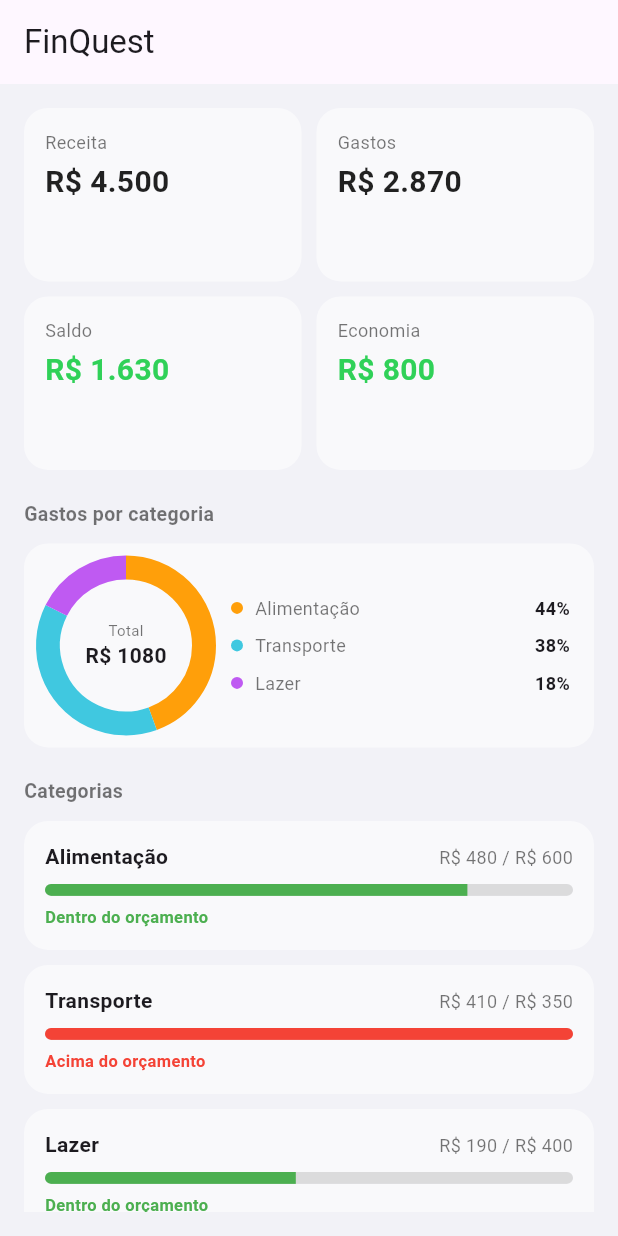
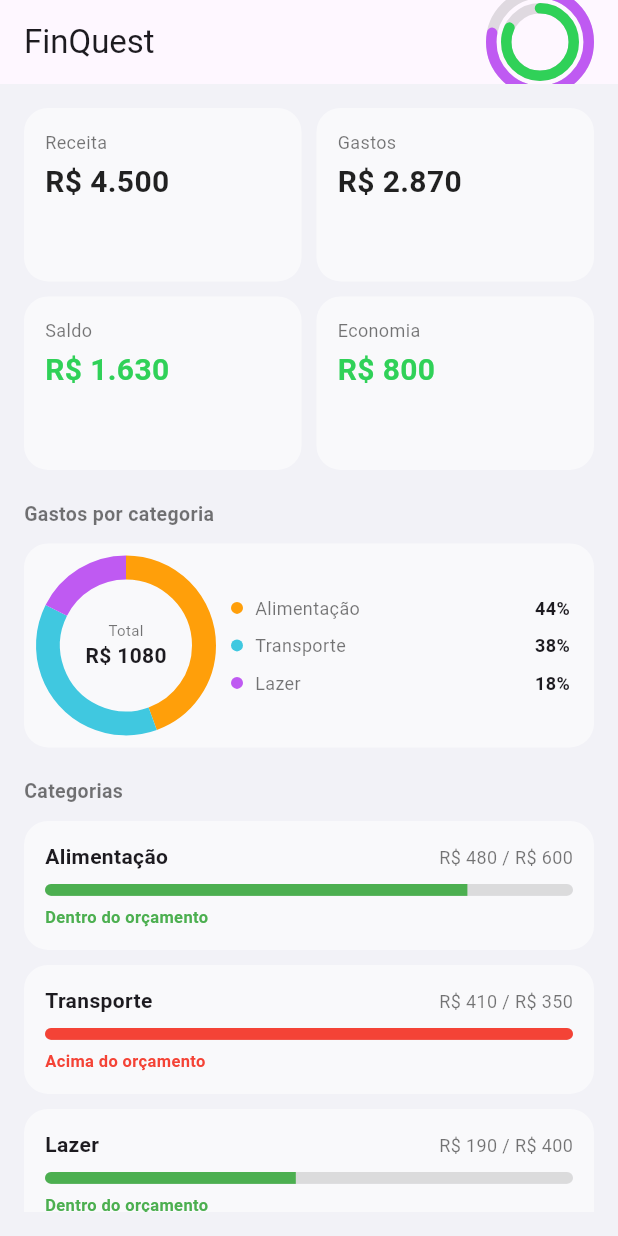
Before and after one commit to thybiagio/finquest, a Flutter app: the screen it shows after launch, on a phone screen of 412 x 824 dp. Run offline on Flutter 3.47's test engine with Material 3 defaults, Android fonts, the phone set to English and light mode, and no system bars.

Commit message:
Adiciona ProgressRing na AppBar

```diff
--- a/lib/main.dart
+++ b/lib/main.dart
@@ -3,6 +3,7 @@ import 'widgets/stat_card.dart';
 import 'widgets/categoria_card.dart';
 import 'models/categoria.dart';
 import 'widgets/categoria_donut_chart.dart';
+import 'widgets/progress_rings.dart';
 
 void main() {
   runApp(const FinQuestApp());
@@ -15,6 +16,7 @@ class FinQuestApp extends StatelessWidget {
   Widget build(BuildContext context) {
     return MaterialApp(
       title: 'FinQuest',
+        debugShowCheckedModeBanner: false,
       theme: ThemeData(
         scaffoldBackgroundColor: const Color(0xFFF2F2F7),
         useMaterial3: true,
@@ -27,7 +29,7 @@ class FinQuestApp extends StatelessWidget {
 class HomeScreen extends StatelessWidget {
   const HomeScreen({super.key});
 
-static final List<Categoria> _categorias = [
+  static final List<Categoria> _categorias = [
     const Categoria(
       id: '1',
       nome: 'Alimentação',
@@ -54,7 +56,17 @@ static final List<Categoria> _categorias = [
   @override
   Widget build(BuildContext context) {
     return Scaffold(
-      appBar: AppBar(title: const Text('FinQuest')),
+      appBar: AppBar(
+        title: const Text('FinQuest'),
+        actions: const [
+          Padding(
+            padding: EdgeInsets.only(right: 16),
+            child: Center(
+              child: ProgressRings(xpPercentual: 0.78, hpPercentual: 0.82),
+            ),
+          ),
+        ],
+      ),
       body: Padding(
         padding: const EdgeInsets.all(16),
         child: ListView(
--- /dev/null
+++ b/lib/widgets/progress_rings.dart
@@ -0,0 +1,79 @@
+import 'dart:math';
+import 'package:flutter/material.dart';
+
+class ProgressRings extends StatelessWidget {
+  const ProgressRings({
+    super.key,
+    required this.xpPercentual,
+    required this.hpPercentual,
+  });
+
+  final double xpPercentual;
+  final double hpPercentual;
+
+  @override
+  Widget build(BuildContext context) {
+    return SizedBox(
+      width: 72,
+      height: 72,
+      child: CustomPaint(
+        painter: _RingsPainter(
+          xpPercentual: xpPercentual,
+          hpPercentual: hpPercentual,
+        ),
+      ),
+    );
+  }
+}
+
+class _RingsPainter extends CustomPainter {
+  _RingsPainter({required this.xpPercentual, required this.hpPercentual});
+
+  final double xpPercentual;
+  final double hpPercentual;
+
+  static const _corXp = Color(0xFFBF5AF2);
+  static const _corHp = Color(0xFF30D158);
+  static const _corTrilha = Colors.black12;
+  static const _strokeWidth = 7.0;
+
+  @override
+  void paint(Canvas canvas, Size size) {
+    final center = Offset(size.width / 2, size.height / 2);
+    final raioExterno = size.width / 2 - _strokeWidth / 2;
+    final raioInterno = raioExterno - 10;
+
+    _desenharAnel(canvas, center, raioExterno, xpPercentual, _corXp);
+    _desenharAnel(canvas, center, raioInterno, hpPercentual, _corHp);
+  }
+
+  void _desenharAnel(
+    Canvas canvas,
+    Offset center,
+    double raio,
+    double percentual,
+    Color cor,
+  ) {
+    final rect = Rect.fromCircle(center: center, radius: raio);
+
+    final trilha = Paint()
+      ..color = _corTrilha
+      ..style = PaintingStyle.stroke
+      ..strokeWidth = _strokeWidth;
+    canvas.drawArc(rect, 0, 2 * pi, false, trilha);
+
+    final progresso = Paint()
+      ..color = cor
+      ..style = PaintingStyle.stroke
+      ..strokeWidth = _strokeWidth
+      ..strokeCap = StrokeCap.round;
+    final anguloVarrido = 2 * pi * percentual.clamp(0.0, 1.0);
+    canvas.drawArc(rect, -pi / 2, anguloVarrido, false, progresso);
+  }
+
+  @override
+  bool shouldRepaint(covariant _RingsPainter oldDelegate) {
+    return oldDelegate.xpPercentual != xpPercentual ||
+        oldDelegate.hpPercentual != hpPercentual;
+  }
+}
```
